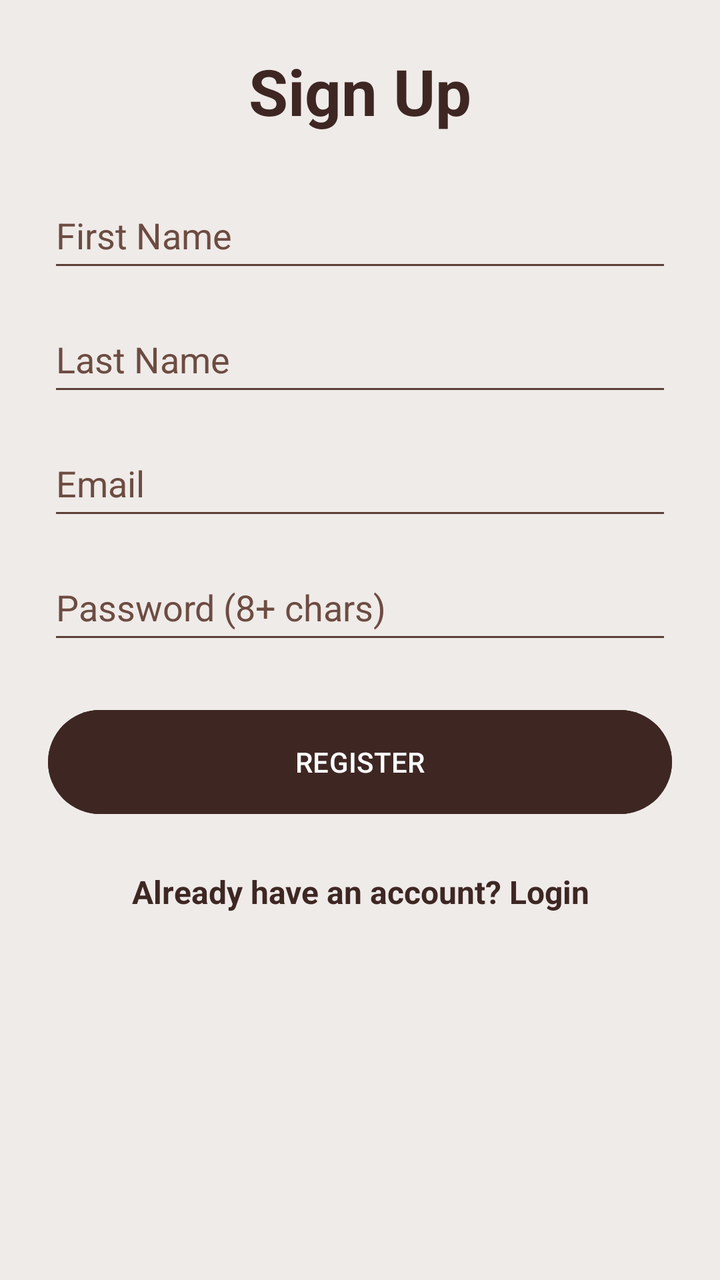
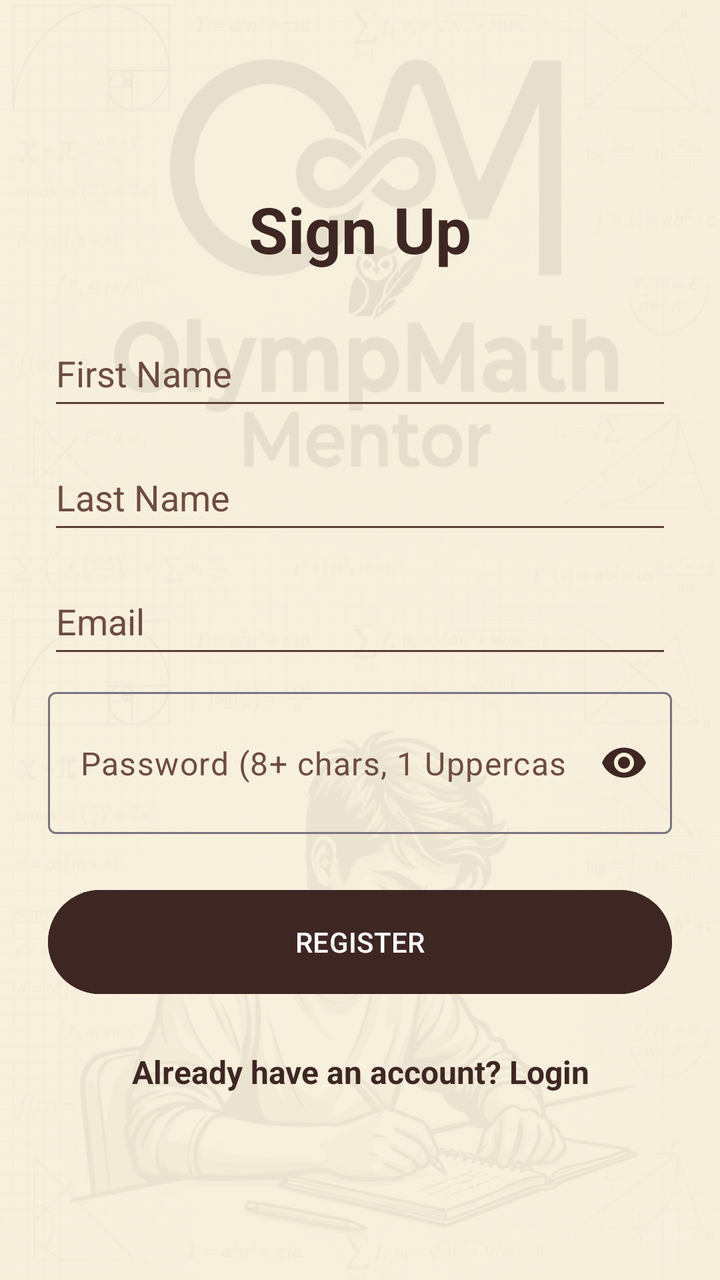

The first picture is an Android layout as it rendered before a commit; the second is the same layout after the commit. The layout source and the unified diff follow.
<!-- AndroidManifest.xml: application theme Theme.OlympMathMentor -->
<!-- res/layout/activity_signup.xml -->
<?xml version="1.0" encoding="utf-8"?>
<ScrollView xmlns:android="http://schemas.android.com/apk/res/android"
    android:layout_width="match_parent"
    android:layout_height="match_parent"
    android:background="@color/soft_beige"
    android:fillViewport="true">

    <LinearLayout
        android:layout_width="match_parent"
        android:layout_height="wrap_content"
        android:orientation="vertical"
        android:padding="24dp">

        <TextView
            android:layout_width="match_parent"
            android:layout_height="wrap_content"
            android:text="Sign Up"
            android:textColor="@color/deep_brown"
            android:textSize="32sp"
            android:textStyle="bold"
            android:gravity="center"
            android:layout_marginBottom="24dp" />

        <EditText
            android:id="@+id/etName"
            android:layout_width="match_parent"
            android:layout_height="50dp"
            android:hint="First Name"
            android:textColorHint="#6D4C41"
            android:backgroundTint="@color/earth_brown"
            android:layout_marginBottom="12dp"
            android:textColor="#000000" />

        <EditText
            android:id="@+id/etSurname"
            android:layout_width="match_parent"
            android:layout_height="50dp"
            android:hint="Last Name"
            android:textColorHint="#6D4C41"
            android:backgroundTint="@color/earth_brown"
            android:layout_marginBottom="12dp"
            android:textColor="#000000"/>

        <EditText
            android:id="@+id/etEmail"
            android:layout_width="match_parent"
            android:layout_height="50dp"
            android:hint="Email"
            android:textColorHint="#6D4C41"
            android:inputType="textEmailAddress"
            android:backgroundTint="@color/earth_brown"
            android:layout_marginBottom="12dp"
            android:textColor="#000000"/>

        <EditText
            android:id="@+id/etPassword"
            android:layout_width="match_parent"
            android:layout_height="50dp"
            android:hint="Password (8+ chars)"
            android:textColorHint="#6D4C41"
            android:inputType="textPassword"
            android:backgroundTint="@color/earth_brown"
            android:layout_marginBottom="24dp"
            android:textColor="#000000" />

        <Button
            android:id="@+id/btnRegister"
            android:layout_width="match_parent"
            android:layout_height="60dp"
            android:text="REGISTER"
            android:textColor="#FFFFFF"
            android:backgroundTint="@color/deep_brown" />

        <TextView
            android:id="@+id/tvGoToLogin"
            android:layout_width="match_parent"
            android:layout_height="wrap_content"
            android:text="Already have an account? Login"
            android:textColor="@color/deep_brown"
            android:textSize="16sp"
            android:textStyle="bold"
            android:gravity="center"
            android:layout_marginTop="24dp" />

    </LinearLayout>
</ScrollView>
<!-- resources referenced by this layout -->
<resources>
  <color name="deep_brown">#3E2723</color>
  <color name="earth_brown">#5D4037</color>
  <color name="soft_beige">#EFEBE9</color>
  <style name="Theme.OlympMathMentor" parent="Base.Theme.OlympMathMentor" />
  <style name="Base.Theme.OlympMathMentor" parent="Theme.Material3.DayNight.NoActionBar">
          
          
      </style>
</resources>

<!-- the commit's change to res/layout/activity_signup.xml (unified diff, before → after) -->
@@ -1,86 +1,100 @@
 <?xml version="1.0" encoding="utf-8"?>
 <ScrollView xmlns:android="http://schemas.android.com/apk/res/android"
+    xmlns:app="http://schemas.android.com/apk/res-auto"
     android:layout_width="match_parent"
     android:layout_height="match_parent"
-    android:background="@color/soft_beige"
+    android:background="@drawable/login"
     android:fillViewport="true">
 
     <LinearLayout
         android:layout_width="match_parent"
         android:layout_height="wrap_content"
+        android:layout_gravity="center"
+        android:layout_margin="24dp"
+        android:background="#E6FAF3E0"
+        android:gravity="center_vertical"
         android:orientation="vertical"
         android:padding="24dp">
 
         <TextView
             android:layout_width="match_parent"
             android:layout_height="wrap_content"
+            android:layout_marginBottom="24dp"
+            android:gravity="center"
             android:text="Sign Up"
             android:textColor="@color/deep_brown"
             android:textSize="32sp"
-            android:textStyle="bold"
-            android:gravity="center"
-            android:layout_marginBottom="24dp" />
+            android:textStyle="bold" />
 
         <EditText
             android:id="@+id/etName"
             android:layout_width="match_parent"
             android:layout_height="50dp"
+            android:layout_marginBottom="12dp"
+            android:backgroundTint="@color/earth_brown"
             android:hint="First Name"
-            android:textColorHint="#6D4C41"
-            android:backgroundTint="@color/earth_brown"
-            android:layout_marginBottom="12dp"
-            android:textColor="#000000" />
+            android:textColor="#000000"
+            android:textColorHint="#6D4C41" />
 
         <EditText
             android:id="@+id/etSurname"
             android:layout_width="match_parent"
             android:layout_height="50dp"
+            android:layout_marginBottom="12dp"
+            android:backgroundTint="@color/earth_brown"
             android:hint="Last Name"
-            android:textColorHint="#6D4C41"
-            android:backgroundTint="@color/earth_brown"
-            android:layout_marginBottom="12dp"
-            android:textColor="#000000"/>
+            android:textColor="#000000"
+            android:textColorHint="#6D4C41" />
 
         <EditText
             android:id="@+id/etEmail"
             android:layout_width="match_parent"
             android:layout_height="50dp"
+            android:layout_marginBottom="12dp"
+            android:backgroundTint="@color/earth_brown"
             android:hint="Email"
-            android:textColorHint="#6D4C41"
             android:inputType="textEmailAddress"
-            android:backgroundTint="@color/earth_brown"
-            android:layout_marginBottom="12dp"
-            android:textColor="#000000"/>
+            android:textColor="#000000"
+            android:textColorHint="#6D4C41" />
 
-        <EditText
-            android:id="@+id/etPassword"
+        <com.google.android.material.textfield.TextInputLayout
             android:layout_width="match_parent"
-            android:layout_height="50dp"
-            android:hint="Password (8+ chars)"
-            android:textColorHint="#6D4C41"
-            android:inputType="textPassword"
-            android:backgroundTint="@color/earth_brown"
+            android:layout_height="wrap_content"
             android:layout_marginBottom="24dp"
-            android:textColor="#000000" />
+            app:hintEnabled="false"
+            app:endIconMode="password_toggle"
+            app:endIconTint="@color/deep_brown">
+
+            <EditText
+                android:id="@+id/etPassword"
+                android:layout_width="match_parent"
+                android:layout_height="71dp"
+                android:backgroundTint="@color/earth_brown"
+                android:hint="Password (8+ chars, 1 Uppercase, 1 Number)"
+                android:inputType="textPassword"
+                android:textColor="#000000"
+                android:textColorHint="#6D4C41" />
+
+        </com.google.android.material.textfield.TextInputLayout>
 
         <Button
             android:id="@+id/btnRegister"
             android:layout_width="match_parent"
             android:layout_height="60dp"
+            android:backgroundTint="@color/deep_brown"
             android:text="REGISTER"
-            android:textColor="#FFFFFF"
-            android:backgroundTint="@color/deep_brown" />
+            android:textColor="#FFFFFF" />
 
         <TextView
             android:id="@+id/tvGoToLogin"
             android:layout_width="match_parent"
             android:layout_height="wrap_content"
+            android:layout_marginTop="24dp"
+            android:gravity="center"
             android:text="Already have an account? Login"
             android:textColor="@color/deep_brown"
             android:textSize="16sp"
-            android:textStyle="bold"
-            android:gravity="center"
-            android:layout_marginTop="24dp" />
+            android:textStyle="bold" />
 
     </LinearLayout>
 </ScrollView>
<!-- resource entries referenced after the edit -->
@@ -2,7 +2,7 @@
 <resources>
   <color name="deep_brown">#3E2723</color>
   <color name="earth_brown">#5D4037</color>
-  <color name="soft_beige">#EFEBE9</color>
+  <!-- drawable login: png bitmap (drawable, 175043 bytes) -->
   <style name="Theme.OlympMathMentor" parent="Base.Theme.OlympMathMentor" />
   <style name="Base.Theme.OlympMathMentor" parent="Theme.Material3.DayNight.NoActionBar">
           
